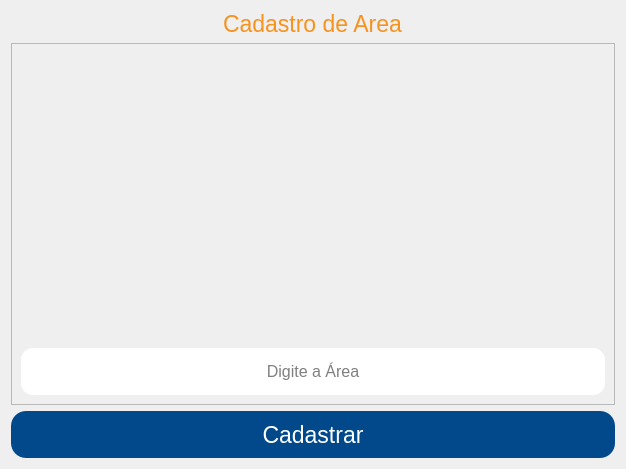
This is App/view/ui/cadastroArea.ui in Senac-SOR-ADS/Mapa-de-Sala as Qt 5 draws it before an edit. The edited form follows.
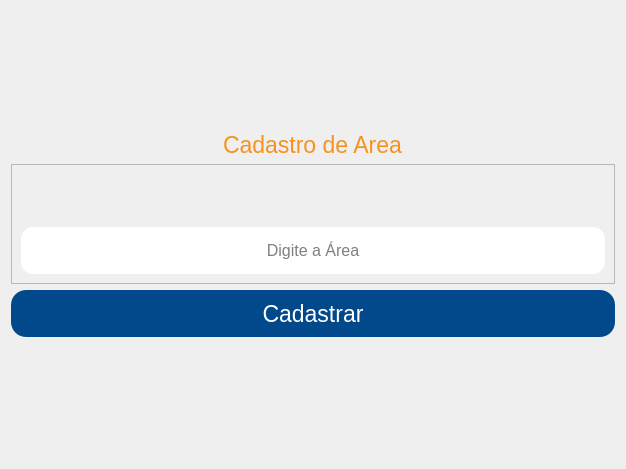
This is the edited form.

Commit message: Alteração nas telas de editar e cadastros (#198)

The edit to the form file:
```diff
--- a/App/view/ui/cadastroArea.ui
+++ b/App/view/ui/cadastroArea.ui
@@ -42,6 +42,19 @@
 }</string>
   </property>
   <layout class="QVBoxLayout" name="verticalLayout_2">
+   <item>
+    <spacer name="verticalSpacer">
+     <property name="orientation">
+      <enum>Qt::Vertical</enum>
+     </property>
+     <property name="sizeHint" stdset="0">
+      <size>
+       <width>20</width>
+       <height>40</height>
+      </size>
+     </property>
+    </spacer>
+   </item>
    <item alignment="Qt::AlignHCenter|Qt::AlignTop">
     <widget class="QLabel" name="titulo">
      <property name="font">
@@ -129,6 +142,19 @@
      </property>
     </widget>
    </item>
+   <item>
+    <spacer name="verticalSpacer_3">
+     <property name="orientation">
+      <enum>Qt::Vertical</enum>
+     </property>
+     <property name="sizeHint" stdset="0">
+      <size>
+       <width>20</width>
+       <height>40</height>
+      </size>
+     </property>
+    </spacer>
+   </item>
   </layout>
  </widget>
  <tabstops>
```
The commit also changes 11 other files.
